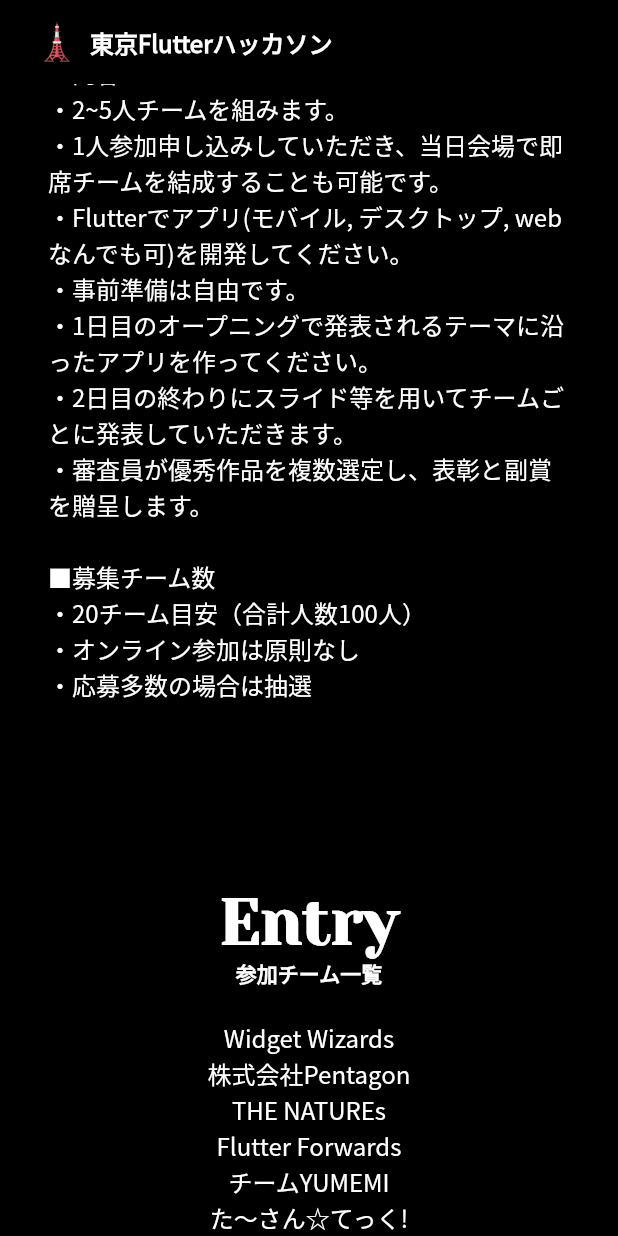
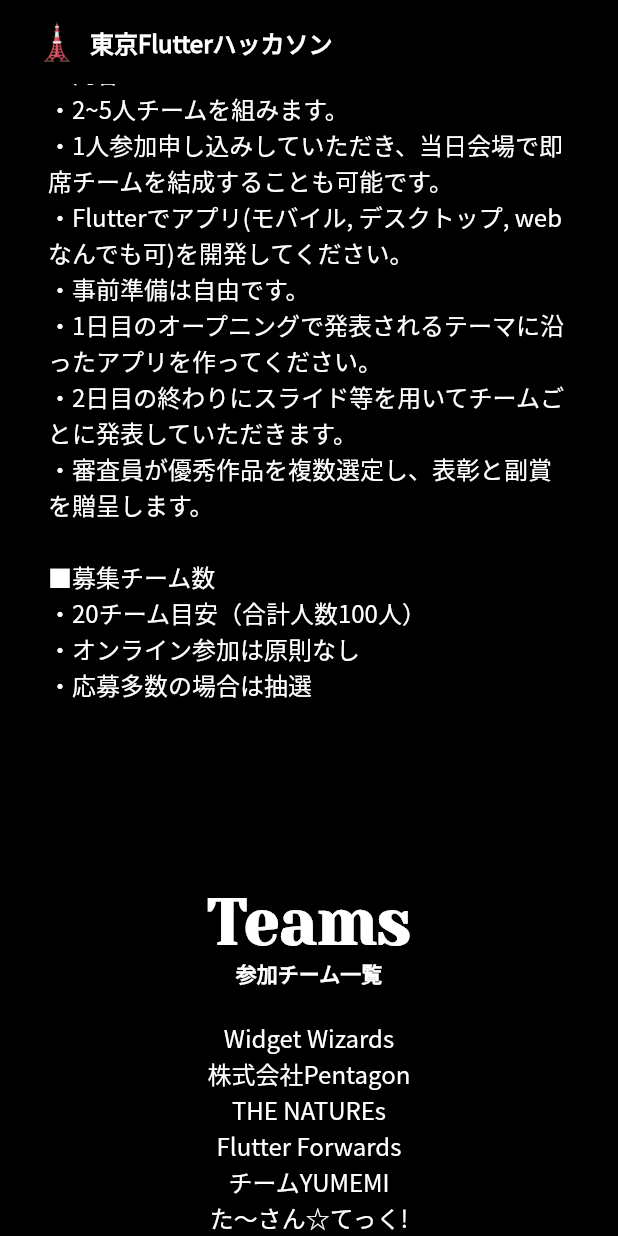
Before and after one commit to flutteruniv/TokyoFlutterHackathon, a Flutter app: the screen it shows after launch, scrolled down 576 dp, on a phone screen of 412 x 824 dp. Run offline on Flutter 3.47's test engine with Material 2 defaults, Android fonts, the phone set to English and light mode, and no system bars; our stand-ins replace flutter_html, go_router, responsive_builder.

Commit message:
特別賞について追記、 entryのタイトルをteamに変更 teamのブロックが2つあったので、一番下のは消す

```diff
--- a/lib/presentation/lp_entiries_widget.dart
+++ b/lib/presentation/lp_entiries_widget.dart
@@ -17,7 +17,7 @@ class EntriesWidget extends StatelessWidget {
         crossAxisAlignment: CrossAxisAlignment.center,
         children: [
           Text(
-            'Entry',
+            'Teams',
             style: Theme.of(context).textTheme.displayLarge?.copyWith(
                   fontSize: isMobile ? 42 : 156,
                   height: 1,
--- a/lib/presentation/lp_page.dart
+++ b/lib/presentation/lp_page.dart
@@ -62,7 +62,6 @@ class LPPage extends StatelessWidget {
                     JudgesWidget(),
                     SponsorsWidget(),
                     PrizeWidget(),
-                    EntriesWidget(),
                     FooterWidget(),
                   ],
                 ),
--- a/lib/presentation/lp_prize_widget.dart
+++ b/lib/presentation/lp_prize_widget.dart
@@ -31,7 +31,7 @@ class PrizeWidget extends StatelessWidget {
           ),
           SizedBox(height: isMobile ? 10 : 20),
           Text(
-            '🥇1位 30万円\n🥈2位 10万円\n🥉3位   5万円\n\n🎊特別賞\nSupabase賞\nその他特別賞あり',
+            '🥇1位 30万円\n🥈2位 10万円\n🥉3位   5万円\n\n🎊特別賞(グッズ贈呈)\nSupabase賞\nゆめみ賞\nドリグロ賞\nMagicPod賞',
             style: Theme.of(context).textTheme.titleMedium!.copyWith(
                   color: Colors.white,
                   fontWeight: FontWeight.normal,
```
